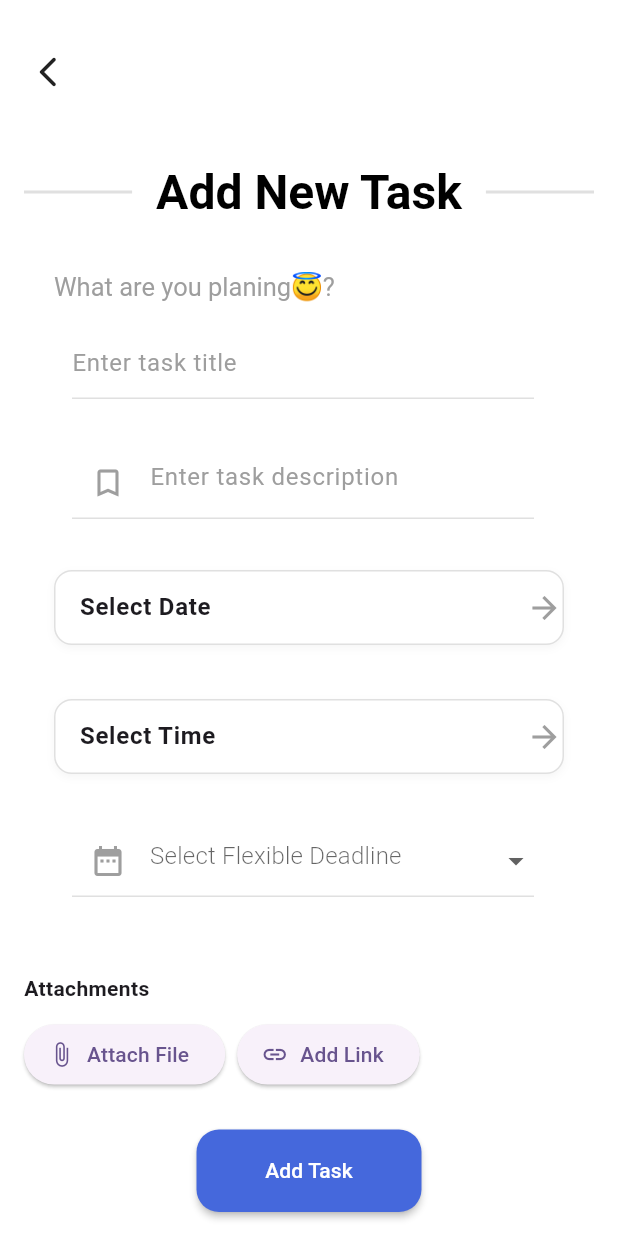
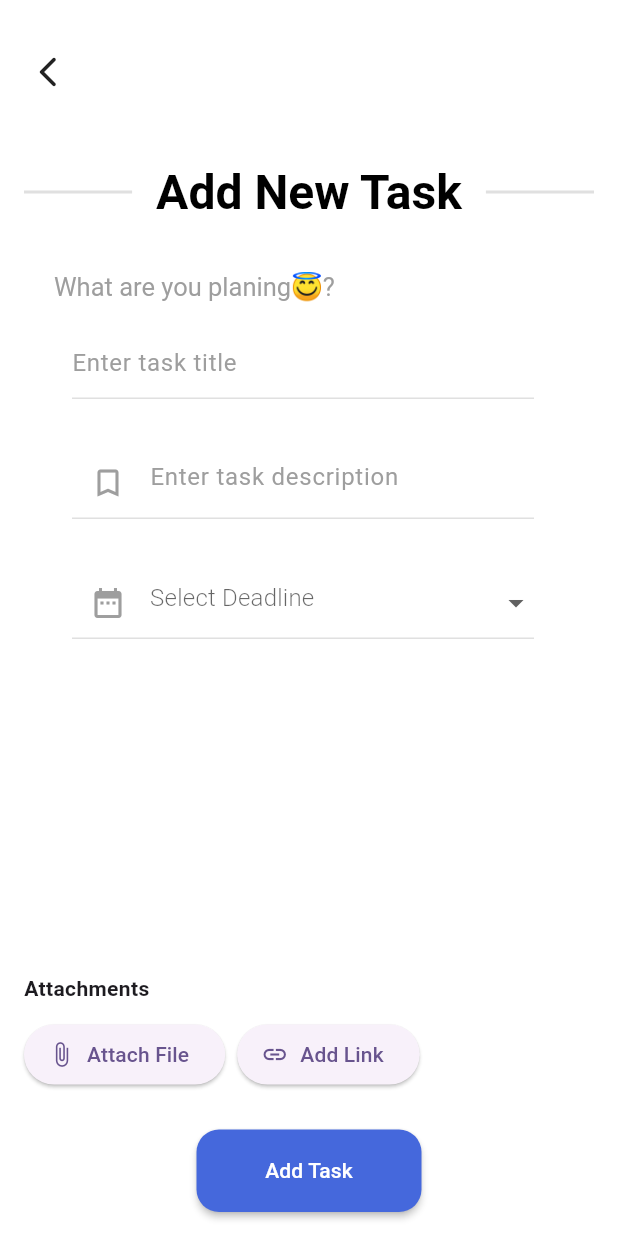
Before and after one commit to ASE-Team-3/ase_todoapp, a Flutter app: the TaskCreateView screen opened directly, on a phone screen of 412 x 824 dp. Run offline on Flutter 3.47's test engine with Material 3 defaults, Android fonts, the phone set to English and light mode, and no system bars; our stand-ins replace animate_do, file_picker, flutter_datetime_picker_plus, flutter_local_notifications, flutter_slider_drawer, lottie and 2 more.

Commit message:
Feature (Loose Deadline System): Add dynamic date-time selection for specific deadlines
- Dynamically show/hide `DateTimeSelectionWidget` based on "Specific Deadline" selection.
- Ensured proper reset of `selectedDeadline` when switching from "Specific Deadline" to flexible options.
- Improved UI consistency with existing form elements.

```diff
--- a/lib/views/tasks/components/flexible_deadline_dropdown.dart
+++ b/lib/views/tasks/components/flexible_deadline_dropdown.dart
@@ -1,29 +1,40 @@
 import 'package:flutter/material.dart';
 
-class FlexibleDeadlineDropdown extends StatelessWidget {
+class FlexibleDeadlineDropdown extends StatefulWidget {
   final String? flexibleDeadline;
-  final ValueChanged<String?> onChanged;
+  final ValueChanged<DateTime?> onSpecificDeadlineSelected;
+  final ValueChanged<String?> onFlexibleDeadlineChanged;
 
   const FlexibleDeadlineDropdown({
     super.key,
     required this.flexibleDeadline,
-    required this.onChanged,
+    required this.onSpecificDeadlineSelected,
+    required this.onFlexibleDeadlineChanged,
   });
 
   @override
+  State<FlexibleDeadlineDropdown> createState() =>
+      _FlexibleDeadlineDropdownState();
+}
+
+class _FlexibleDeadlineDropdownState extends State<FlexibleDeadlineDropdown> {
+  DateTime? selectedSpecificDeadline;
+
+  @override
   Widget build(BuildContext context) {
-    return Container(
+    return Column(
+      crossAxisAlignment: CrossAxisAlignment.start,
+      children: [
+        Container(
           width: double.infinity,
-      margin: const EdgeInsets.symmetric(
-          horizontal: 16), // Consistent with RepTextField
+          margin: const EdgeInsets.symmetric(horizontal: 16),
           child: ListTile(
             title: DropdownButtonFormField<String>(
-          value: flexibleDeadline,
+              value: widget.flexibleDeadline,
               decoration: InputDecoration(
-            hintText: "Select Flexible Deadline",
-            hintStyle: const TextStyle(color: Colors.grey), // Optional styling
-            prefixIcon: const Icon(Icons.date_range,
-                color: Colors.grey), // Icon similar to RepTextField
+                hintText: "Select Deadline",
+                hintStyle: const TextStyle(color: Colors.grey),
+                prefixIcon: const Icon(Icons.date_range, color: Colors.grey),
                 enabledBorder: UnderlineInputBorder(
                   borderSide: BorderSide(color: Colors.grey.shade300),
                 ),
@@ -34,30 +45,40 @@ class FlexibleDeadlineDropdown extends StatelessWidget {
               items: [
                 DropdownMenuItem(
                   value: "Today",
-              child: Text(
+                  child: const Text(
                     "Today",
-                style: const TextStyle(color: Colors.black),
+                    style: TextStyle(color: Colors.black),
                   ),
                 ),
                 DropdownMenuItem(
                   value: "This Week",
-              child: Text(
+                  child: const Text(
                     "This Week",
-                style: const TextStyle(color: Colors.black),
+                    style: TextStyle(color: Colors.black),
                   ),
                 ),
                 DropdownMenuItem(
-              value: "No Deadline",
-              child: Text(
-                "No Deadline",
-                style: const TextStyle(color: Colors.black),
+                  value: "Specific Deadline",
+                  child: const Text(
+                    "Specific Deadline",
+                    style: TextStyle(color: Colors.black),
                   ),
                 ),
               ],
-          onChanged: onChanged,
-          isExpanded: true, // Ensures it spans full width
+              onChanged: (value) {
+                setState(() {
+                  widget.onFlexibleDeadlineChanged(value);
+                  if (value != "Specific Deadline") {
+                    selectedSpecificDeadline = null; // Reset specific deadline
+                    widget.onSpecificDeadlineSelected(null);
+                  }
+                });
+              },
+              isExpanded: true,
             ),
           ),
+        ),
+      ],
     );
   }
 }
--- a/lib/views/tasks/task_create_view.dart
+++ b/lib/views/tasks/task_create_view.dart
@@ -116,7 +116,6 @@ class _TaskCreateViewState extends State<TaskCreateView> {
         taskProvider.addTask(newTask);
       } else {
         // Updating an existing task
-        // Pass selectedDeadline and flexibleDeadline to the provider
         taskProvider.updateTask(
           widget.task!,
           title: titleTaskController.text,
@@ -192,7 +191,6 @@ class _TaskCreateViewState extends State<TaskCreateView> {
     );
   }
 
-  // Main task creation form
   Widget _buildMainTaskViewActivity(TextTheme textTheme, BuildContext context) {
     return SingleChildScrollView(
       child: Column(
@@ -214,11 +212,29 @@ class _TaskCreateViewState extends State<TaskCreateView> {
             hintText: AppStr.placeholderDescription,
           ),
           const SizedBox(height: 16),
-          // Use DateTimeSelectionWidget for deadline date
+          // Dropdown for flexible deadline
+          FlexibleDeadlineDropdown(
+            flexibleDeadline: flexibleDeadline,
+            onFlexibleDeadlineChanged: (value) {
+              setState(() {
+                flexibleDeadline = value;
+                if (value != "Specific Deadline") {
+                  selectedDeadline = null; // Reset specific deadline
+                }
+              });
+            },
+            onSpecificDeadlineSelected: (date) {
+              setState(() {
+                selectedDeadline = date; // Update the specific deadline
+              });
+            },
+          ),
+          if (flexibleDeadline == "Specific Deadline") ...[
+            const SizedBox(height: 16),
+            // Select Date
             DateTimeSelectionWidget(
               title: selectedDeadline != null
-                ? "${selectedDeadline!.toLocal()}"
-                    .split(' ')[0] // Display the date
+                  ? "${selectedDeadline!.toLocal()}".split(' ')[0]
                   : 'Select Date',
               onTap: () {
                 DatePicker.showDatePicker(context, onConfirm: (date) {
@@ -230,20 +246,18 @@ class _TaskCreateViewState extends State<TaskCreateView> {
                       selectedDeadline?.hour ?? 0,
                       selectedDeadline?.minute ?? 0,
                     );
-                  flexibleDeadline = null;
                   });
                 });
               },
             ),
             const SizedBox(height: 16),
-          // Use DateTimeSelectionWidget for deadline time
+            // Select Time
             DateTimeSelectionWidget(
               title: selectedDeadline != null
-                ? "${selectedDeadline!.hour}:${selectedDeadline!.minute}" // Display the time
+                  ? "${selectedDeadline!.hour}:${selectedDeadline!.minute.toString().padLeft(2, '0')}"
                   : 'Select Time',
               onTap: () {
-              DatePicker.showTimePicker(context, onChanged: (_) {},
-                  onConfirm: (time) {
+                DatePicker.showTimePicker(context, onConfirm: (time) {
                   setState(() {
                     if (selectedDeadline != null) {
                       selectedDeadline = DateTime(
@@ -256,22 +270,11 @@ class _TaskCreateViewState extends State<TaskCreateView> {
                     } else {
                       selectedDeadline = time;
                     }
-                  flexibleDeadline = null;
                   });
                 });
               },
             ),
-          const SizedBox(height: 16),
-          // Use DropdownButton for flexible deadline
-          FlexibleDeadlineDropdown(
-            flexibleDeadline: flexibleDeadline,
-            onChanged: (value) {
-              setState(() {
-                flexibleDeadline = value;
-                selectedDeadline = null; // Reset specific deadline
-              });
-            },
-          ),
+          ],
         ],
       ),
     );
```
Lines whose indentation alone changed are shown as unchanged.
